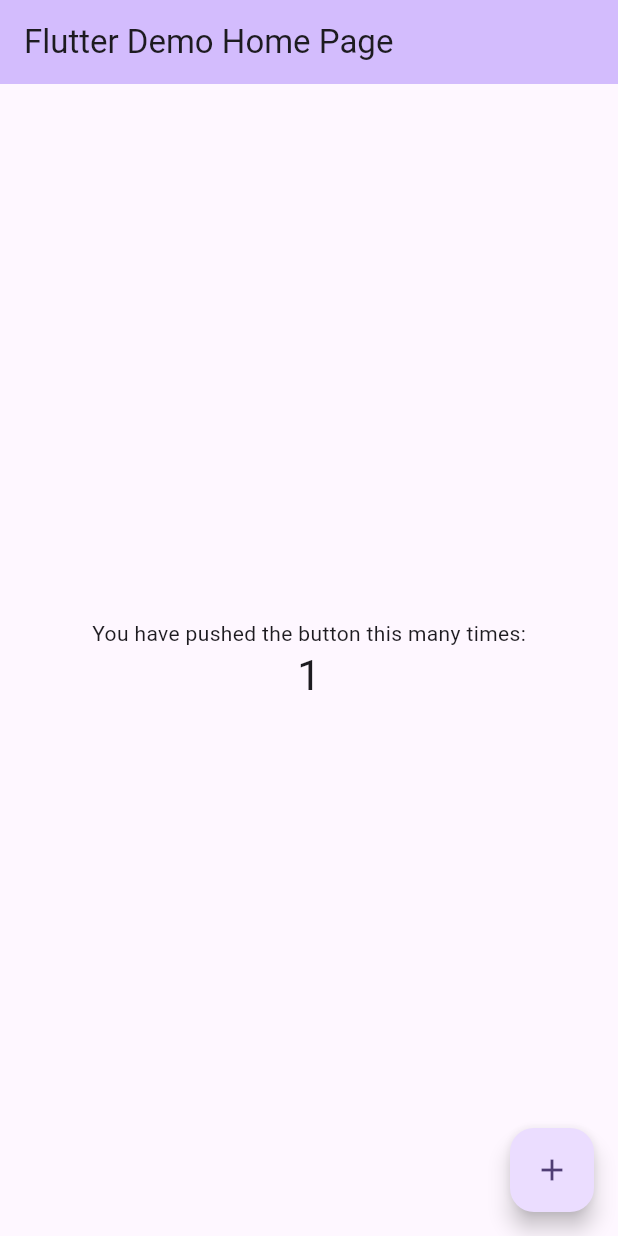
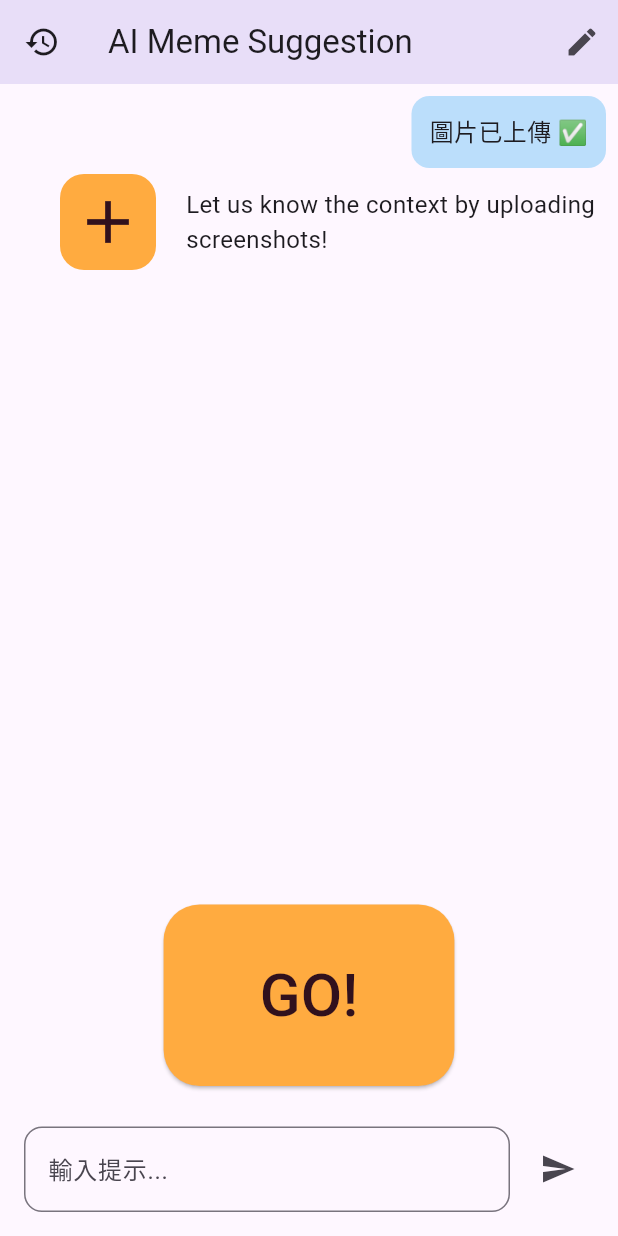
Before and after one commit to ablackcat04/software_studio_final, a Flutter app: the screen it shows after launch, after a tap on the "add" icon, on a phone screen of 412 x 824 dp. Run offline on Flutter 3.47's test engine with Material 3 defaults, Android fonts, the phone set to English and light mode, and no system bars.

Commit message:
yuwei: most ablackcat04: change some color and arrangement

```diff
--- a/lib/main.dart
+++ b/lib/main.dart
@@ -1,4 +1,7 @@
 import 'package:flutter/material.dart';
+import 'mainscreen.dart'; // 引入主畫面
+import 'mygo_folder.dart'; // 引入 MyGO 資料夾頁面
+import 'your_pictures_folder.dart'; // 引入 Your Pictures 資料夾頁面
 
 void main() {
   runApp(const MyApp());
@@ -7,116 +10,23 @@ void main() {
 class MyApp extends StatelessWidget {
   const MyApp({super.key});
 
-  // This widget is the root of your application.
   @override
   Widget build(BuildContext context) {
     return MaterialApp(
-      title: 'Flutter Demo',
-      theme: ThemeData(
-        // This is the theme of your application.
-        //
-        // TRY THIS: Try running your application with "flutter run". You'll see
-        // the application has a purple toolbar. Then, without quitting the app,
-        // try changing the seedColor in the colorScheme below to Colors.green
-        // and then invoke "hot reload" (save your changes or press the "hot
-        // reload" button in a Flutter-supported IDE, or press "r" if you used
-        // the command line to start the app).
-        //
-        // Notice that the counter didn't reset back to zero; the application
-        // state is not lost during the reload. To reset the state, use hot
-        // restart instead.
-        //
-        // This works for code too, not just values: Most code changes can be
-        // tested with just a hot reload.
-        colorScheme: ColorScheme.fromSeed(seedColor: Colors.deepPurple),
+      title: 'ChatGPT 模擬器',
+      home: const MainScreen(), // 主畫面
+      debugShowCheckedModeBanner: false,
+      theme: ThemeData(primarySwatch: Colors.blue),
+      darkTheme: ThemeData(
+        brightness: Brightness.dark,
+        primarySwatch: Colors.blueGrey,
+        scaffoldBackgroundColor: Color.fromARGB(220, 0, 0, 0),
+        textTheme: const TextTheme(
+          bodyMedium: TextStyle(color: Colors.white),
+          // Customize other text styles for dark mode
+        ),
+        // themeMode: ThemeMode.system,
       ),
-      home: const MyHomePage(title: 'Flutter Demo Home Page'),
     );
   }
 }
-
-class MyHomePage extends StatefulWidget {
-  const MyHomePage({super.key, required this.title});
-
-  // This widget is the home page of your application. It is stateful, meaning
-  // that it has a State object (defined below) that contains fields that affect
-  // how it looks.
-
-  // This class is the configuration for the state. It holds the values (in this
-  // case the title) provided by the parent (in this case the App widget) and
-  // used by the build method of the State. Fields in a Widget subclass are
-  // always marked "final".
-
-  final String title;
-
-  @override
-  State<MyHomePage> createState() => _MyHomePageState();
-}
-
-class _MyHomePageState extends State<MyHomePage> {
-  int _counter = 0;
-
-  void _incrementCounter() {
-    setState(() {
-      // This call to setState tells the Flutter framework that something has
-      // changed in this State, which causes it to rerun the build method below
-      // so that the display can reflect the updated values. If we changed
-      // _counter without calling setState(), then the build method would not be
-      // called again, and so nothing would appear to happen.
-      _counter++;
-    });
-  }
-
-  @override
-  Widget build(BuildContext context) {
-    // This method is rerun every time setState is called, for instance as done
-    // by the _incrementCounter method above.
-    //
-    // The Flutter framework has been optimized to make rerunning build methods
-    // fast, so that you can just rebuild anything that needs updating rather
-    // than having to individually change instances of widgets.
-    return Scaffold(
-      appBar: AppBar(
-        // TRY THIS: Try changing the color here to a specific color (to
-        // Colors.amber, perhaps?) and trigger a hot reload to see the AppBar
-        // change color while the other colors stay the same.
-        backgroundColor: Theme.of(context).colorScheme.inversePrimary,
-        // Here we take the value from the MyHomePage object that was created by
-        // the App.build method, and use it to set our appbar title.
-        title: Text(widget.title),
-      ),
-      body: Center(
-        // Center is a layout widget. It takes a single child and positions it
-        // in the middle of the parent.
-        child: Column(
-          // Column is also a layout widget. It takes a list of children and
-          // arranges them vertically. By default, it sizes itself to fit its
-          // children horizontally, and tries to be as tall as its parent.
-          //
-          // Column has various properties to control how it sizes itself and
-          // how it positions its children. Here we use mainAxisAlignment to
-          // center the children vertically; the main axis here is the vertical
-          // axis because Columns are vertical (the cross axis would be
-          // horizontal).
-          //
-          // TRY THIS: Invoke "debug painting" (choose the "Toggle Debug Paint"
-          // action in the IDE, or press "p" in the console), to see the
-          // wireframe for each widget.
-          mainAxisAlignment: MainAxisAlignment.center,
-          children: <Widget>[
-            const Text('You have pushed the button this many times:'),
-            Text(
-              '$_counter',
-              style: Theme.of(context).textTheme.headlineMedium,
-            ),
-          ],
-        ),
-      ),
-      floatingActionButton: FloatingActionButton(
-        onPressed: _incrementCounter,
-        tooltip: 'Increment',
-        child: const Icon(Icons.add),
-      ), // This trailing comma makes auto-formatting nicer for build methods.
-    );
-  }
-}
--- /dev/null
+++ b/lib/mainscreen.dart
@@ -0,0 +1,321 @@
+import 'package:flutter/material.dart';
+import 'mygo_folder.dart'; // 引入 MyGO 資料夾頁面
+import 'your_pictures_folder.dart'; // 引入 Your Pictures 資料夾頁面
+import 'mygogarbage_folder.dart'; // 引入 MyGO Garbage 資料夾頁面
+import 'yourpicturegarbage_folder.dart'; // 引入 Your Pictures Garbage 資料夾頁面
+
+class MainScreen extends StatefulWidget {
+  const MainScreen({super.key});
+
+  @override
+  State<MainScreen> createState() => _MainScreenState();
+}
+
+class _MainScreenState extends State<MainScreen> {
+  final TextEditingController _textController = TextEditingController();
+  final List<Map<String, dynamic>> _messages = []; // 儲存訊息列表
+  final List<List<Map<String, dynamic>>> _chatHistory = []; // 儲存歷史聊天記錄
+  final Set<String> _likedImages = {}; // 儲存被點擊愛心的圖片路徑
+  bool _showGoButton = false; // 控制 GO 按鈕的顯示
+  bool _hideButtons = false; // 控制加號和 GO 按鈕的隱藏
+  bool _showSourceAndFolders = true; // 控制 Source 和資料夾按鈕的顯示
+
+  void _onSendPressed() {
+    final userInput = _textController.text.trim();
+    if (userInput.isNotEmpty) {
+      setState(() {
+        // 使用者的訊息
+        _messages.add({'isUser': true, 'content': userInput});
+        _textController.clear();
+
+        // AI 的回應（模擬回傳五張圖片）
+        _messages.add({
+          'isUser': false,
+          'content': [
+            'assets/images/image1.jpg',
+            'assets/images/image2.jpg',
+            'assets/images/image3.jpg',
+            'assets/images/image4.jpg',
+            'assets/images/image5.jpg',
+          ],
+        });
+      });
+    }
+  }
+
+  void _onUploadPressed() {
+    // 模擬上傳圖片的功能
+    setState(() {
+      _messages.add({'isUser': true, 'content': '圖片已上傳 ✅'});
+      _showGoButton = true; // 顯示 GO 按鈕
+    });
+  }
+
+  void _onGoPressed() {
+    // 點擊 GO 按鈕後的行為
+    setState(() {
+      _showGoButton = false; // 隱藏 GO 按鈕
+      _hideButtons = true; // 隱藏加號按鈕
+      _showSourceAndFolders = false; // 隱藏 Source 和資料夾按鈕
+      _messages.add({
+        'isUser': false,
+        'content': [
+          'assets/images/image1.jpg',
+          'assets/images/image2.jpg',
+          'assets/images/image3.jpg',
+          'assets/images/image4.jpg',
+          'assets/images/image5.jpg',
+        ],
+      });
+    });
+  }
+
+  void _toggleLike(String imagePath) {
+    // 切換愛心按鈕的狀態
+    setState(() {
+      if (_likedImages.contains(imagePath)) {
+        _likedImages.remove(imagePath); // 移除愛心
+      } else {
+        _likedImages.add(imagePath); // 添加愛心
+      }
+    });
+  }
+
+  void _onHistoryPressed() {
+    // 顯示歷史聊天記錄
+    showDialog(
+      context: context,
+      builder: (context) {
+        return AlertDialog(
+          title: const Text("歷史聊天記錄"),
+          content: SizedBox(
+            width: double.maxFinite,
+            child: ListView.builder(
+              itemCount: _chatHistory.length,
+              itemBuilder: (context, index) {
+                return ListTile(
+                  title: Text("對話 ${index + 1}"),
+                  onTap: () {
+                    // 加載選中的歷史聊天記錄
+                    setState(() {
+                      _messages.clear();
+                      _messages.addAll(_chatHistory[index]);
+                    });
+                    Navigator.pop(context);
+                  },
+                );
+              },
+            ),
+          ),
+          actions: [
+            TextButton(
+              onPressed: () => Navigator.pop(context),
+              child: const Text("關閉"),
+            ),
+          ],
+        );
+      },
+    );
+  }
+
+  void _onNewChatPressed() {
+    // 創建新的對話
+    setState(() {
+      if (_messages.isNotEmpty) {
+        _chatHistory.add(List.from(_messages)); // 保存當前聊天記錄
+      }
+      _messages.clear(); // 清空當前聊天
+      _showGoButton = false;
+      _hideButtons = false;
+      _showSourceAndFolders = true; // 顯示 Source 和資料夾按鈕
+    });
+  }
+
+  @override
+  Widget build(BuildContext context) {
+    final screenWidth = MediaQuery.of(context).size.width;
+    final imageSize = screenWidth * 0.4; // 圖片寬度為螢幕寬度的 40%
+
+    ThemeData theme = Theme.of(context);
+
+    return Scaffold(
+      appBar: AppBar(
+        backgroundColor: theme.colorScheme.secondaryContainer,
+        title: const Text("AI Meme Suggestion"),
+        leading: IconButton(
+          icon: const Icon(Icons.history), // 左上角按鈕（歷史記錄）
+          onPressed: _onHistoryPressed,
+        ),
+        actions: [
+          IconButton(
+            icon: const Icon(Icons.edit), // 右上角按鈕（筆形狀）
+            onPressed: _onNewChatPressed,
+          ),
+        ],
+      ),
+      body: Stack(
+        children: [
+          Column(
+            children: [
+              // 訊息列表
+              Expanded(
+                child: ListView.builder(
+                  itemCount: _messages.length,
+                  itemBuilder: (context, index) {
+                    final message = _messages[index];
+                    if (message['isUser']) {
+                      // 使用者的訊息
+                      return Padding(
+                        padding: const EdgeInsets.all(8.0),
+                        child: Align(
+                          alignment: Alignment.centerRight,
+                          child: Container(
+                            padding: const EdgeInsets.all(12.0),
+                            decoration: BoxDecoration(
+                              color: Colors.blue[100],
+                              borderRadius: BorderRadius.circular(12),
+                            ),
+                            child: Text(
+                              message['content'],
+                              style: const TextStyle(fontSize: 16),
+                            ),
+                          ),
+                        ),
+                      );
+                    } else {
+                      // AI 的回應（圖片）
+                      return Padding(
+                        padding: const EdgeInsets.all(8.0),
+                        child: Column(
+                          crossAxisAlignment:
+                              CrossAxisAlignment.start, // 確保圖片靠左對齊
+                          children:
+                              (message['content'] as List<String>).map((
+                                imagePath,
+                              ) {
+                                return Row(
+                                  crossAxisAlignment: CrossAxisAlignment.center,
+                                  children: [
+                                    Image.asset(
+                                      imagePath,
+                                      width: imageSize,
+                                      height: imageSize,
+                                      fit: BoxFit.contain,
+                                    ),
+                                    const SizedBox(width: 8),
+                                    IconButton(
+                                      icon: Icon(
+                                        _likedImages.contains(imagePath)
+                                            ? Icons.favorite
+                                            : Icons.favorite_border,
+                                        color:
+                                            _likedImages.contains(imagePath)
+                                                ? Colors.pink
+                                                : Colors.grey,
+                                      ),
+                                      onPressed: () => _toggleLike(imagePath),
+                                    ),
+                                  ],
+                                );
+                              }).toList(),
+                        ),
+                      );
+                    }
+                  },
+                ),
+              ),
+              // 打字框
+              Padding(
+                padding: const EdgeInsets.all(16.0),
+                child: Row(
+                  children: [
+                    Expanded(
+                      child: TextField(
+                        controller: _textController,
+                        decoration: InputDecoration(
+                          hintText: "輸入提示...",
+                          border: OutlineInputBorder(
+                            borderRadius: BorderRadius.circular(12),
+                          ),
+                        ),
+                      ),
+                    ),
+                    const SizedBox(width: 8),
+                    IconButton(
+                      icon: const Icon(Icons.send),
+                      onPressed: _onSendPressed,
+                    ),
+                  ],
+                ),
+              ),
+            ],
+          ),
+          // 中央的 GO 按鈕
+          if (_showGoButton)
+            Column(
+              children: [
+                Expanded(child: Container()), // Takes up available space
+                Column(
+                  children: [
+                    Center(
+                      child: ElevatedButton(
+                        onPressed: _onGoPressed,
+                        style: ElevatedButton.styleFrom(
+                          backgroundColor: Colors.orangeAccent,
+                          shape: RoundedRectangleBorder(
+                            borderRadius: BorderRadius.circular(24),
+                          ),
+                          padding: const EdgeInsets.symmetric(
+                            horizontal: 64,
+                            vertical: 32,
+                          ),
+                        ),
+                        child: Text(
+                          "GO!",
+                          style: TextStyle(
+                            fontSize: 40,
+                            color: theme.colorScheme.onTertiaryFixed,
+                          ),
+                        ),
+                      ),
+                    ),
+                    SizedBox(height: 100),
+                  ],
+                ),
+              ],
+            ),
+          // 左上方的加號按鈕
+          if (!_hideButtons)
+            Positioned(
+              top: 60, // 稍稍往下移
+              left: 40, // 稍稍往右移
+              child: Row(
+                children: [
+                  Container(
+                    decoration: BoxDecoration(
+                      color: Colors.orangeAccent,
+                      borderRadius: BorderRadius.circular(16),
+                    ),
+                    child: IconButton(
+                      onPressed: _onUploadPressed,
+                      color: theme.colorScheme.onTertiaryFixed,
+                      icon: Icon(Icons.add),
+                      iconSize: 48,
+                    ),
+                  ),
+                  SizedBox(width: 20),
+                  SizedBox(
+                    width: 300, // Assign a fixed width here
+                    child: Text(
+                      'Let us know the context by uploading screenshots!',
+                      style: TextStyle(fontSize: 16),
+                    ),
+                  ),
+                ],
+              ),
+            ),
+        ],
+      ),
+    );
+  }
+}
```
Also changed, not shown: lib/mygo_folder.dart (added, +21 -0 lines), lib/mygogarbage_folder.dart (added, +21 -0 lines), lib/your_pictures_folder.dart (added, +21 -0 lines), lib/yourpicturegarbage_folder.dart (added, +21 -0 lines), pubspec.yaml (+11 -3 lines), assets/images/image1.jpg (added), assets/images/image2.jpg (added), assets/images/image3.jpg (added), assets/images/image4.jpg (added), assets/images/image5.jpg (added), pubspec.lock, 5 other files.
